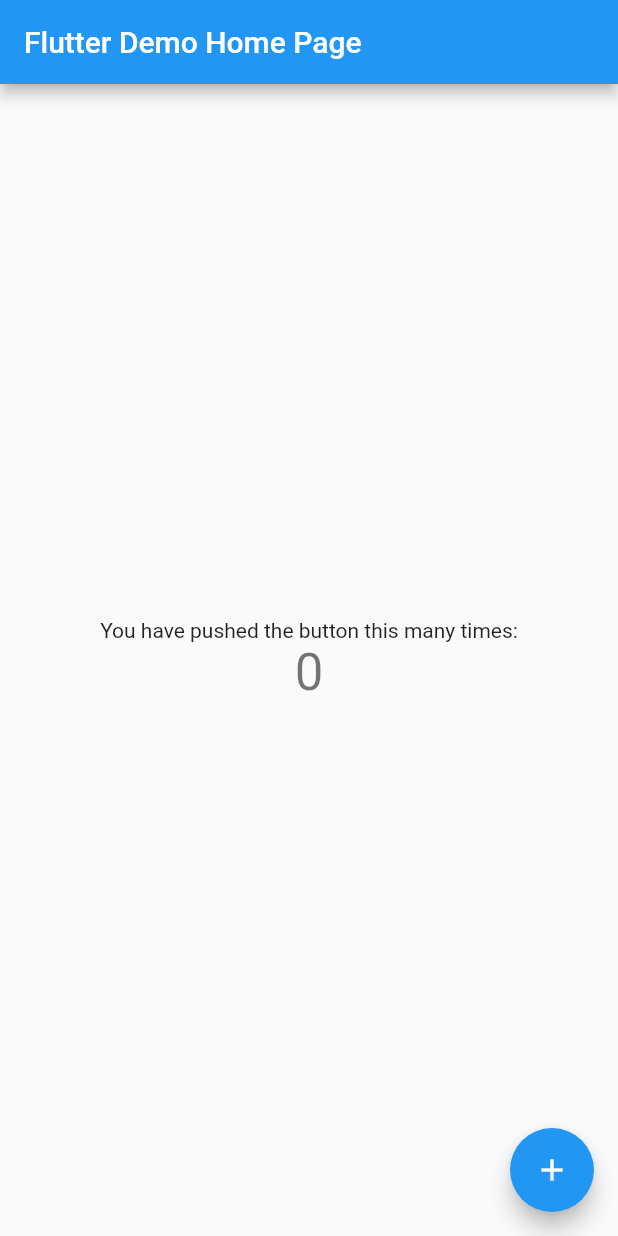
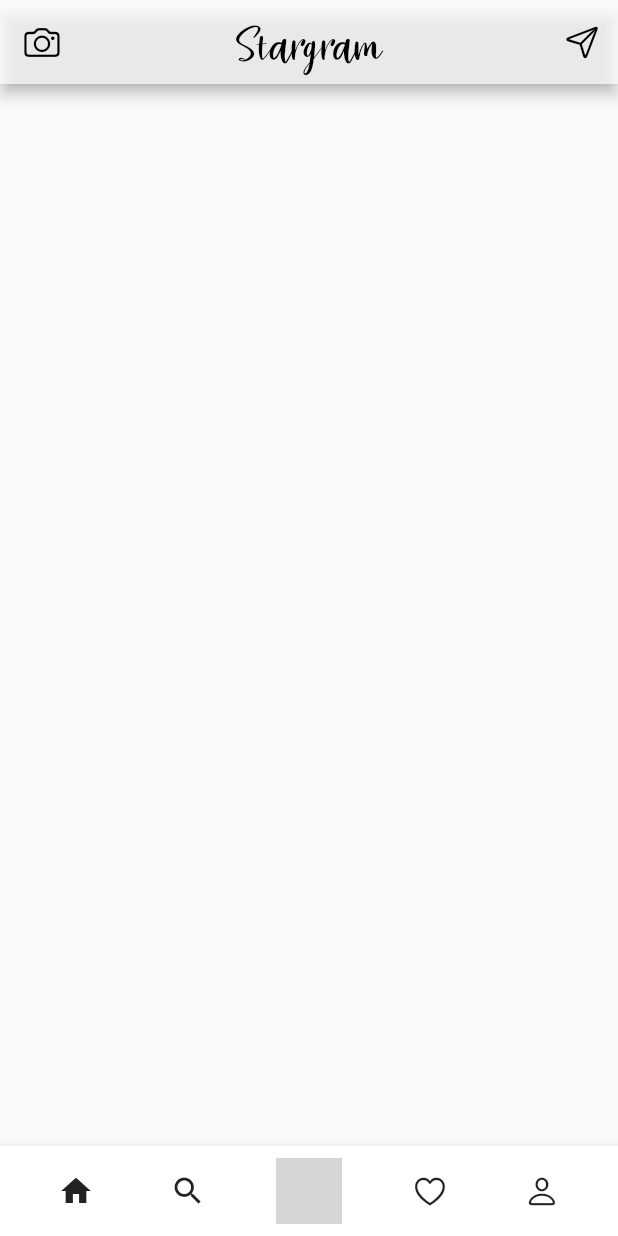
Before and after one commit to myoun/stargram, a Flutter app: the screen it shows after launch, on a phone screen of 412 x 824 dp. Run offline on Flutter 3.47's test engine with Material 2 defaults, Android fonts, the phone set to English and light mode, and no system bars; our stand-ins replace flutter_svg; grey boxes are pictures that could not be loaded.

Commit message:
Stargram App UI & Backend

```diff
--- a/lib/main.dart
+++ b/lib/main.dart
@@ -1,115 +1,64 @@
 import 'package:flutter/material.dart';
+import 'package:flutter/cupertino.dart';
+import 'package:flutter_svg/flutter_svg.dart';
 
 void main() {
-  runApp(const MyApp());
+  runApp(StargramApp());
 }
 
-class MyApp extends StatelessWidget {
-  const MyApp({Key? key}) : super(key: key);
-
-  // This widget is the root of your application.
+class StargramApp extends StatelessWidget {
   @override
   Widget build(BuildContext context) {
     return MaterialApp(
-      title: 'Flutter Demo',
-      theme: ThemeData(
-        // This is the theme of your application.
-        //
-        // Try running your application with "flutter run". You'll see the
-        // application has a blue toolbar. Then, without quitting the app, try
-        // changing the primarySwatch below to Colors.green and then invoke
-        // "hot reload" (press "r" in the console where you ran "flutter run",
-        // or simply save your changes to "hot reload" in a Flutter IDE).
-        // Notice that the counter didn't reset back to zero; the application
-        // is not restarted.
-        primarySwatch: Colors.blue,
+      home: Scaffold(
+        appBar: AppBar(
+          title: Text("Stargram",
+              style: TextStyle(
+                  fontFamily: "SillyHandScript",
+                  fontSize: 30,
+                  color: Colors.black)),
+          centerTitle: true,
+          backgroundColor: Colors.white70,
+          leading: IconButton(
+              onPressed: () => {},
+              icon: Icon(
+                CupertinoIcons.camera,
+                color: Colors.black,
+              )),
+          actions: [
+            IconButton(
+                onPressed: () => {},
+                icon: Icon(CupertinoIcons.paperplane, color: Colors.black))
+          ],
+        ),
+        body: Container(),
+        bottomNavigationBar: BottomAppBar(
+            child: SizedBox(
+          height: 60,
+          child: Row(
+            mainAxisAlignment: MainAxisAlignment.spaceEvenly,
+            children: [
+              IconButton(
+                onPressed: () => {},
+                icon: Icon(Icons.home),
+              ),
+              IconButton(onPressed: () => {}, icon: Icon(Icons.search)),
+              SizedBox(
+                  child: IconButton(
+                    onPressed: () => {},
+                    icon: SvgPicture.asset(
+                      "icons/add_icon.svg",
+                      semanticsLabel: "Upload Image",
+                    ),
+                  ),
+                  width: 60,
+                  height: 60),
+              IconButton(onPressed: () => {}, icon: Icon(CupertinoIcons.heart)),
+              IconButton(onPressed: () => {}, icon: Icon(CupertinoIcons.person))
+            ],
+          ),
+        )),
       ),
-      home: const MyHomePage(title: 'Flutter Demo Home Page'),
     );
   }
 }
-
-class MyHomePage extends StatefulWidget {
-  const MyHomePage({Key? key, required this.title}) : super(key: key);
-
-  // This widget is the home page of your application. It is stateful, meaning
-  // that it has a State object (defined below) that contains fields that affect
-  // how it looks.
-
-  // This class is the configuration for the state. It holds the values (in this
-  // case the title) provided by the parent (in this case the App widget) and
-  // used by the build method of the State. Fields in a Widget subclass are
-  // always marked "final".
-
-  final String title;
-
-  @override
-  State<MyHomePage> createState() => _MyHomePageState();
-}
-
-class _MyHomePageState extends State<MyHomePage> {
-  int _counter = 0;
-
-  void _incrementCounter() {
-    setState(() {
-      // This call to setState tells the Flutter framework that something has
-      // changed in this State, which causes it to rerun the build method below
-      // so that the display can reflect the updated values. If we changed
-      // _counter without calling setState(), then the build method would not be
-      // called again, and so nothing would appear to happen.
-      _counter++;
-    });
-  }
-
-  @override
-  Widget build(BuildContext context) {
-    // This method is rerun every time setState is called, for instance as done
-    // by the _incrementCounter method above.
-    //
-    // The Flutter framework has been optimized to make rerunning build methods
-    // fast, so that you can just rebuild anything that needs updating rather
-    // than having to individually change instances of widgets.
-    return Scaffold(
-      appBar: AppBar(
-        // Here we take the value from the MyHomePage object that was created by
-        // the App.build method, and use it to set our appbar title.
-        title: Text(widget.title),
-      ),
-      body: Center(
-        // Center is a layout widget. It takes a single child and positions it
-        // in the middle of the parent.
-        child: Column(
-          // Column is also a layout widget. It takes a list of children and
-          // arranges them vertically. By default, it sizes itself to fit its
-          // children horizontally, and tries to be as tall as its parent.
-          //
-          // Invoke "debug painting" (press "p" in the console, choose the
-          // "Toggle Debug Paint" action from the Flutter Inspector in Android
-          // Studio, or the "Toggle Debug Paint" command in Visual Studio Code)
-          // to see the wireframe for each widget.
-          //
-          // Column has various properties to control how it sizes itself and
-          // how it positions its children. Here we use mainAxisAlignment to
-          // center the children vertically; the main axis here is the vertical
-          // axis because Columns are vertical (the cross axis would be
-          // horizontal).
-          mainAxisAlignment: MainAxisAlignment.center,
-          children: <Widget>[
-            const Text(
-              'You have pushed the button this many times:',
-            ),
-            Text(
-              '$_counter',
-              style: Theme.of(context).textTheme.headline4,
-            ),
-          ],
-        ),
-      ),
-      floatingActionButton: FloatingActionButton(
-        onPressed: _incrementCounter,
-        tooltip: 'Increment',
-        child: const Icon(Icons.add),
-      ), // This trailing comma makes auto-formatting nicer for build methods.
-    );
-  }
-}
```
Also changed, not shown: analysis_options.yaml (+5 -2 lines), pubspec.yaml (+8 -3 lines), assets/fonts/SillyHandScriptRegular.otf (added), assets/fonts/SillyHandScriptRegular.ttf (added), assets/icons/add_icon.svg (added), pubspec.lock, 9 other files.
